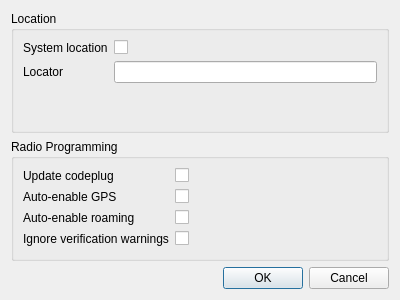
Above: src/settingsdialog.ui from hmatuschek/qdmr before the change. Below: the same form after it.
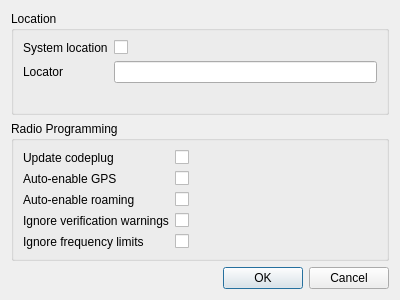
That is the form after the change.

Commit message: Implemented setting to ignore frequency limits. That is, turn frequency limit voilation into verification warnings. Fixes #95.

The edit to the form file:
```diff
--- a/src/settingsdialog.ui
+++ b/src/settingsdialog.ui
@@ -124,6 +124,23 @@
         </property>
        </widget>
       </item>
+      <item row="4" column="0">
+       <widget class="QLabel" name="label_7">
+        <property name="text">
+         <string>Ignore frequency limits</string>
+        </property>
+       </widget>
+      </item>
+      <item row="4" column="1">
+       <widget class="QCheckBox" name="ignoreFrequencyLimits">
+        <property name="toolTip">
+         <string>Do not set this option unless you know what you are duing.</string>
+        </property>
+        <property name="text">
+         <string/>
+        </property>
+       </widget>
+      </item>
      </layout>
     </widget>
    </item>
```
The commit also changes 6 other files.
